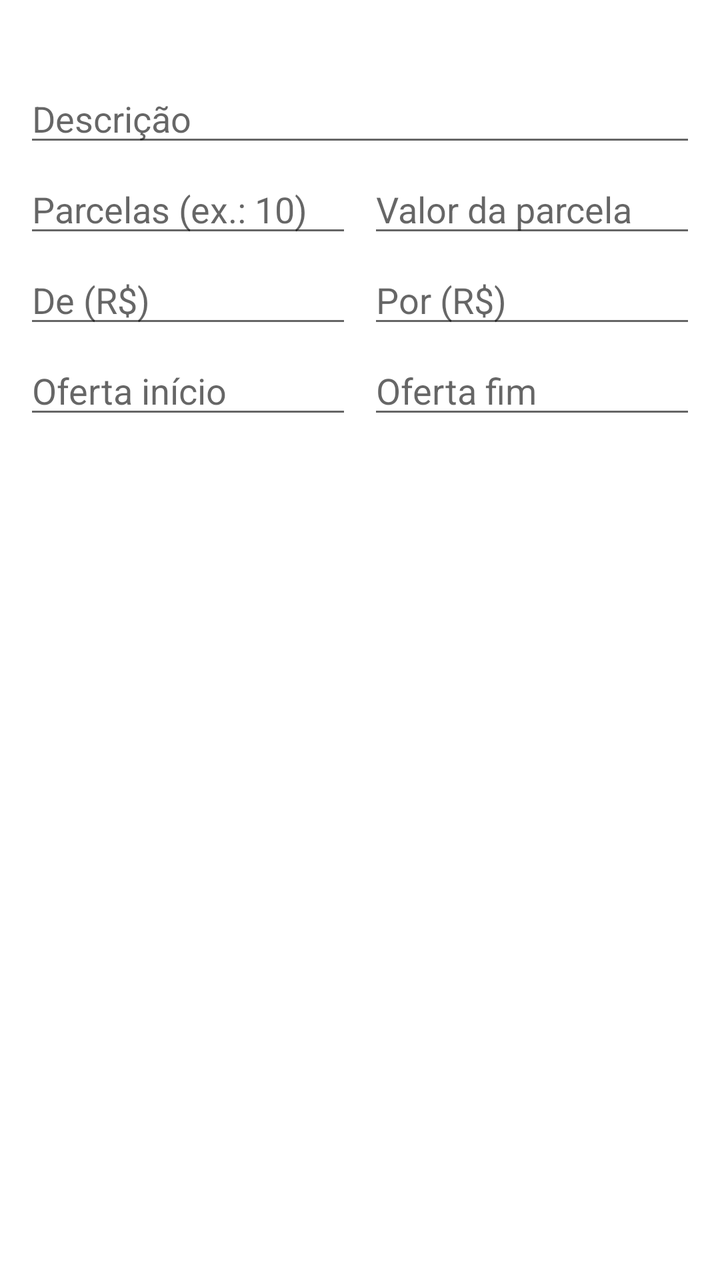
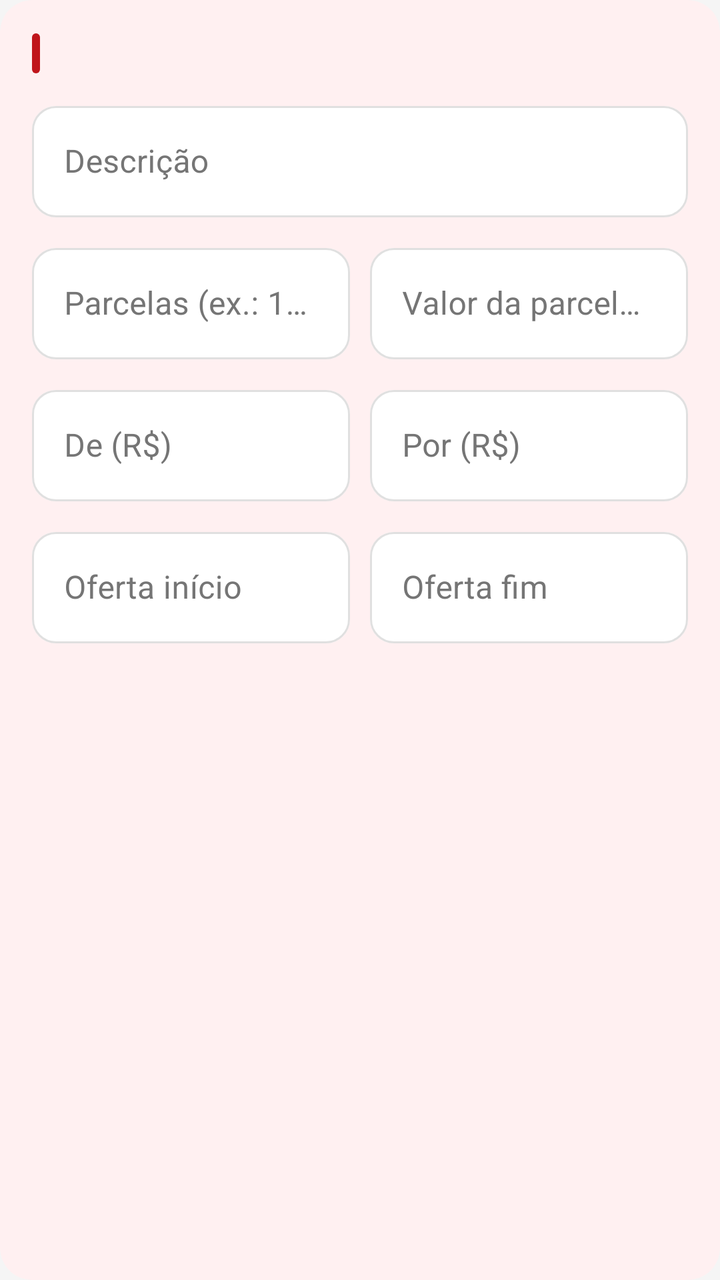

The first picture is an Android layout as it rendered before a commit; the second is the same layout after the commit. The layout source and the unified diff follow.
<!-- AndroidManifest.xml: application theme AppTheme.NoActionBar -->
<!-- res/layout/item_eletro_semana.xml -->
<?xml version="1.0" encoding="utf-8"?>
<LinearLayout xmlns:android="http://schemas.android.com/apk/res/android"
    android:layout_width="match_parent"
    android:layout_height="wrap_content"
    android:orientation="vertical"
    android:background="#FFFFFF"
    android:padding="12dp"
    android:layout_marginBottom="10dp">

    <TextView
        android:id="@+id/tvItemEletro"
        android:layout_width="match_parent"
        android:layout_height="wrap_content"
        android:textColor="#D81B3A"
        android:textSize="14sp"
        android:textStyle="bold" />

    <EditText
        android:id="@+id/etDescricaoEletro"
        android:layout_width="match_parent"
        android:layout_height="wrap_content"
        android:layout_marginTop="6dp"
        android:hint="Descrição"
        android:inputType="textCapCharacters"
        android:maxLines="2" />

    <LinearLayout
        android:layout_width="match_parent"
        android:layout_height="wrap_content"
        android:orientation="horizontal"
        android:layout_marginTop="4dp">

        <EditText
            android:id="@+id/etParcelasEletro"
            android:layout_width="0dp"
            android:layout_height="wrap_content"
            android:layout_weight="1"
            android:hint="Parcelas (ex.: 10)"
            android:inputType="number" />

        <EditText
            android:id="@+id/etValorParcelaEletro"
            android:layout_width="0dp"
            android:layout_height="wrap_content"
            android:layout_marginStart="8dp"
            android:layout_weight="1"
            android:hint="Valor da parcela"
            android:inputType="numberDecimal"
            android:digits="0123456789.," />
    </LinearLayout>

    <LinearLayout
        android:layout_width="match_parent"
        android:layout_height="wrap_content"
        android:orientation="horizontal"
        android:layout_marginTop="4dp">

        <EditText
            android:id="@+id/etDeEletro"
            android:layout_width="0dp"
            android:layout_height="wrap_content"
            android:layout_weight="1"
            android:hint="De (R$)"
            android:inputType="numberDecimal"
            android:digits="0123456789.," />

        <EditText
            android:id="@+id/etPorEletro"
            android:layout_width="0dp"
            android:layout_height="wrap_content"
            android:layout_marginStart="8dp"
            android:layout_weight="1"
            android:hint="Por (R$)"
            android:inputType="numberDecimal"
            android:digits="0123456789.," />
    </LinearLayout>

    <LinearLayout
        android:layout_width="match_parent"
        android:layout_height="wrap_content"
        android:orientation="horizontal"
        android:layout_marginTop="4dp">

        <EditText
            android:id="@+id/etInicioEletro"
            android:layout_width="0dp"
            android:layout_height="wrap_content"
            android:layout_weight="1"
            android:hint="Oferta início"
            android:inputType="number"
            android:maxLength="10" />

        <EditText
            android:id="@+id/etFimEletro"
            android:layout_width="0dp"
            android:layout_height="wrap_content"
            android:layout_marginStart="8dp"
            android:layout_weight="1"
            android:hint="Oferta fim"
            android:inputType="number"
            android:maxLength="10" />
    </LinearLayout>
</LinearLayout>
<!-- resources referenced by this layout -->
<resources>
  <style name="AppTheme.NoActionBar" parent="Theme.MaterialComponents.Light.NoActionBar">
          <item name="colorPrimary">@color/primary</item>
          <item name="colorPrimaryVariant">@color/primary_dark</item>
          <item name="colorSecondary">@color/accent</item>
          <item name="android:windowBackground">@color/gray_100</item>
          <item name="android:textColor">@color/gray_900</item>
          <item name="android:statusBarColor">@color/primary</item>
      </style>
  <color name="primary">#D7193F</color>
  <color name="primary_dark">#B0172F</color>
  <color name="accent">#4CAF50</color>
  <color name="gray_100">#F5F5F5</color>
  <color name="gray_900">#212121</color>
</resources>

<!-- the commit's change to res/layout/item_eletro_semana.xml (unified diff, before → after) -->
@@ -1,103 +1,176 @@
 <?xml version="1.0" encoding="utf-8"?>
-<LinearLayout xmlns:android="http://schemas.android.com/apk/res/android"
+<com.google.android.material.card.MaterialCardView xmlns:android="http://schemas.android.com/apk/res/android"
+    xmlns:app="http://schemas.android.com/apk/res-auto"
     android:layout_width="match_parent"
     android:layout_height="wrap_content"
-    android:orientation="vertical"
-    android:background="#FFFFFF"
-    android:padding="12dp"
-    android:layout_marginBottom="10dp">
-
-    <TextView
-        android:id="@+id/tvItemEletro"
-        android:layout_width="match_parent"
-        android:layout_height="wrap_content"
-        android:textColor="#D81B3A"
-        android:textSize="14sp"
-        android:textStyle="bold" />
-
-    <EditText
-        android:id="@+id/etDescricaoEletro"
-        android:layout_width="match_parent"
-        android:layout_height="wrap_content"
-        android:layout_marginTop="6dp"
-        android:hint="Descrição"
-        android:inputType="textCapCharacters"
-        android:maxLines="2" />
+    android:layout_marginBottom="16dp"
+    app:cardBackgroundColor="#FFF0F1"
+    app:cardCornerRadius="16dp"
+    app:cardElevation="0dp"
+    app:strokeWidth="0dp">
 
     <LinearLayout
         android:layout_width="match_parent"
         android:layout_height="wrap_content"
-        android:orientation="horizontal"
-        android:layout_marginTop="4dp">
+        android:orientation="vertical"
+        android:padding="16dp">
 
-        <EditText
-            android:id="@+id/etParcelasEletro"
-            android:layout_width="0dp"
+        <LinearLayout
+            android:layout_width="match_parent"
             android:layout_height="wrap_content"
-            android:layout_weight="1"
-            android:hint="Parcelas (ex.: 10)"
-            android:inputType="number" />
+            android:layout_marginBottom="10dp"
+            android:gravity="center_vertical"
+            android:orientation="horizontal">
 
-        <EditText
-            android:id="@+id/etValorParcelaEletro"
-            android:layout_width="0dp"
+            <View
+                android:layout_width="4dp"
+                android:layout_height="20dp"
+                android:background="@drawable/bg_red_bar" />
+
+            <Space
+                android:layout_width="8dp"
+                android:layout_height="1dp" />
+
+            <TextView
+                android:id="@+id/tvItemEletro"
+                android:layout_width="match_parent"
+                android:layout_height="wrap_content"
+                android:textColor="#C0151B"
+                android:textSize="16sp"
+                android:textStyle="bold" />
+        </LinearLayout>
+
+        <com.google.android.material.textfield.TextInputLayout
+            style="@style/EletroInputLayout"
+            android:layout_width="match_parent"
             android:layout_height="wrap_content"
-            android:layout_marginStart="8dp"
-            android:layout_weight="1"
-            android:hint="Valor da parcela"
-            android:inputType="numberDecimal"
-            android:digits="0123456789.," />
+            android:layout_marginBottom="10dp"
+            android:hint="Descrição">
+
+            <com.google.android.material.textfield.TextInputEditText
+                android:id="@+id/etDescricaoEletro"
+                android:layout_width="match_parent"
+                android:layout_height="wrap_content"
+                android:inputType="textCapCharacters"
+                android:maxLines="1" />
+        </com.google.android.material.textfield.TextInputLayout>
+
+        <LinearLayout
+            android:layout_width="match_parent"
+            android:layout_height="wrap_content"
+            android:layout_marginBottom="10dp"
+            android:orientation="horizontal">
+
+            <com.google.android.material.textfield.TextInputLayout
+                style="@style/EletroInputLayout"
+                android:layout_width="0dp"
+                android:layout_height="wrap_content"
+                android:layout_weight="1"
+                android:hint="Parcelas (ex.: 10x)">
+
+                <com.google.android.material.textfield.TextInputEditText
+                    android:id="@+id/etParcelasEletro"
+                    android:layout_width="match_parent"
+                    android:layout_height="wrap_content"
+                    android:inputType="number"
+                    android:maxLines="1" />
+            </com.google.android.material.textfield.TextInputLayout>
+
+            <com.google.android.material.textfield.TextInputLayout
+                style="@style/EletroInputLayout"
+                android:layout_width="0dp"
+                android:layout_height="wrap_content"
+                android:layout_marginStart="10dp"
+                android:layout_weight="1"
+                android:hint="Valor da parcela (R$)">
+
+                <com.google.android.material.textfield.TextInputEditText
+                    android:id="@+id/etValorParcelaEletro"
+                    android:layout_width="match_parent"
+                    android:layout_height="wrap_content"
+                    android:digits="0123456789.,"
+                    android:inputType="numberDecimal"
+                    android:maxLines="1" />
+            </com.google.android.material.textfield.TextInputLayout>
+        </LinearLayout>
+
+        <LinearLayout
+            android:layout_width="match_parent"
+            android:layout_height="wrap_content"
+            android:layout_marginBottom="10dp"
+            android:orientation="horizontal">
+
+            <com.google.android.material.textfield.TextInputLayout
+                style="@style/EletroInputLayout"
+                android:layout_width="0dp"
+                android:layout_height="wrap_content"
+                android:layout_weight="1"
+                android:hint="De (R$)">
+
+                <com.google.android.material.textfield.TextInputEditText
+                    android:id="@+id/etDeEletro"
+                    android:layout_width="match_parent"
+                    android:layout_height="wrap_content"
+                    android:digits="0123456789.,"
+                    android:inputType="numberDecimal"
+                    android:maxLines="1" />
+            </com.google.android.material.textfield.TextInputLayout>
+
+            <com.google.android.material.textfield.TextInputLayout
+                style="@style/EletroInputLayout"
+                android:layout_width="0dp"
+                android:layout_height="wrap_content"
+                android:layout_marginStart="10dp"
+                android:layout_weight="1"
+                android:hint="Por (R$)">
+
+                <com.google.android.material.textfield.TextInputEditText
+                    android:id="@+id/etPorEletro"
+                    android:layout_width="match_parent"
+                    android:layout_height="wrap_content"
+                    android:digits="0123456789.,"
+                    android:inputType="numberDecimal"
+                    android:maxLines="1" />
+            </com.google.android.material.textfield.TextInputLayout>
+        </LinearLayout>
+
+        <LinearLayout
+            android:layout_width="match_parent"
+            android:layout_height="wrap_content"
+            android:orientation="horizontal">
+
+            <com.google.android.material.textfield.TextInputLayout
+                style="@style/EletroInputLayout"
+                android:layout_width="0dp"
+                android:layout_height="wrap_content"
+                android:layout_weight="1"
+                android:hint="Oferta início">
+
+                <com.google.android.material.textfield.TextInputEditText
+                    android:id="@+id/etInicioEletro"
+                    android:layout_width="match_parent"
+                    android:layout_height="wrap_content"
+                    android:inputType="number"
+                    android:maxLength="10"
+                    android:maxLines="1" />
+            </com.google.android.material.textfield.TextInputLayout>
+
+            <com.google.android.material.textfield.TextInputLayout
+                style="@style/EletroInputLayout"
+                android:layout_width="0dp"
+                android:layout_height="wrap_content"
+                android:layout_marginStart="10dp"
+                android:layout_weight="1"
+                android:hint="Oferta fim">
+
+                <com.google.android.material.textfield.TextInputEditText
+                    android:id="@+id/etFimEletro"
+                    android:layout_width="match_parent"
+                    android:layout_height="wrap_content"
+                    android:inputType="number"
+                    android:maxLength="10"
+                    android:maxLines="1" />
+            </com.google.android.material.textfield.TextInputLayout>
+        </LinearLayout>
     </LinearLayout>
-
-    <LinearLayout
-        android:layout_width="match_parent"
-        android:layout_height="wrap_content"
-        android:orientation="horizontal"
-        android:layout_marginTop="4dp">
-
-        <EditText
-            android:id="@+id/etDeEletro"
-            android:layout_width="0dp"
-            android:layout_height="wrap_content"
-            android:layout_weight="1"
-            android:hint="De (R$)"
-            android:inputType="numberDecimal"
-            android:digits="0123456789.," />
-
-        <EditText
-            android:id="@+id/etPorEletro"
-            android:layout_width="0dp"
-            android:layout_height="wrap_content"
-            android:layout_marginStart="8dp"
-            android:layout_weight="1"
-            android:hint="Por (R$)"
-            android:inputType="numberDecimal"
-            android:digits="0123456789.," />
-    </LinearLayout>
-
-    <LinearLayout
-        android:layout_width="match_parent"
-        android:layout_height="wrap_content"
-        android:orientation="horizontal"
-        android:layout_marginTop="4dp">
-
-        <EditText
-            android:id="@+id/etInicioEletro"
-            android:layout_width="0dp"
-            android:layout_height="wrap_content"
-            android:layout_weight="1"
-            android:hint="Oferta início"
-            android:inputType="number"
-            android:maxLength="10" />
-
-        <EditText
-            android:id="@+id/etFimEletro"
-            android:layout_width="0dp"
-            android:layout_height="wrap_content"
-            android:layout_marginStart="8dp"
-            android:layout_weight="1"
-            android:hint="Oferta fim"
-            android:inputType="number"
-            android:maxLength="10" />
-    </LinearLayout>
-</LinearLayout>
+</com.google.android.material.card.MaterialCardView>
<!-- resource entries referenced after the edit -->
@@ -1,5 +1,24 @@
 <!-- resources referenced by this layout -->
 <resources>
+  <!-- drawable bg_red_bar (drawable) -->
+  <?xml version="1.0" encoding="utf-8"?>
+  <shape xmlns:android="http://schemas.android.com/apk/res/android"
+      android:shape="rectangle">
+      <solid android:color="#C0151B" />
+      <corners android:radius="2dp" />
+  </shape>
+  <style name="EletroInputLayout" parent="Widget.MaterialComponents.TextInputLayout.OutlinedBox">
+          <item name="boxBackgroundColor">@android:color/white</item>
+          <item name="boxStrokeWidth">1dp</item>
+          <item name="boxStrokeColor">@color/tint_editavel_stroke</item>
+          <item name="hintTextColor">@color/tint_editavel_hint</item>
+          <item name="boxCornerRadiusTopStart">12dp</item>
+          <item name="boxCornerRadiusTopEnd">12dp</item>
+          <item name="boxCornerRadiusBottomStart">12dp</item>
+          <item name="boxCornerRadiusBottomEnd">12dp</item>
+          <item name="hintTextAppearance">@style/EditavelHint</item>
+          <item name="android:textColorHint">#757575</item>
+      </style>
   <style name="AppTheme.NoActionBar" parent="Theme.MaterialComponents.Light.NoActionBar">
           <item name="colorPrimary">@color/primary</item>
           <item name="colorPrimaryVariant">@color/primary_dark</item>
@@ -8,6 +27,9 @@
           <item name="android:textColor">@color/gray_900</item>
           <item name="android:statusBarColor">@color/primary</item>
       </style>
+  <style name="EditavelHint" parent="TextAppearance.MaterialComponents.Body2">
+          <item name="android:textSize">12sp</item>
+      </style>
   <color name="primary">#D7193F</color>
   <color name="primary_dark">#B0172F</color>
   <color name="accent">#4CAF50</color>
